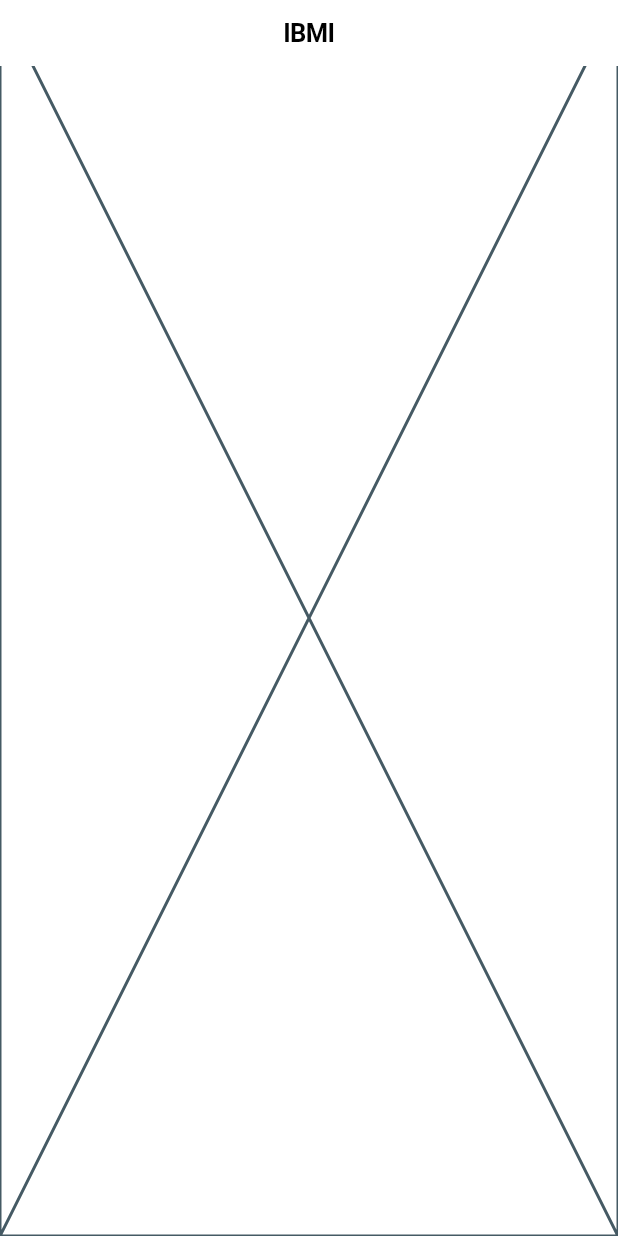
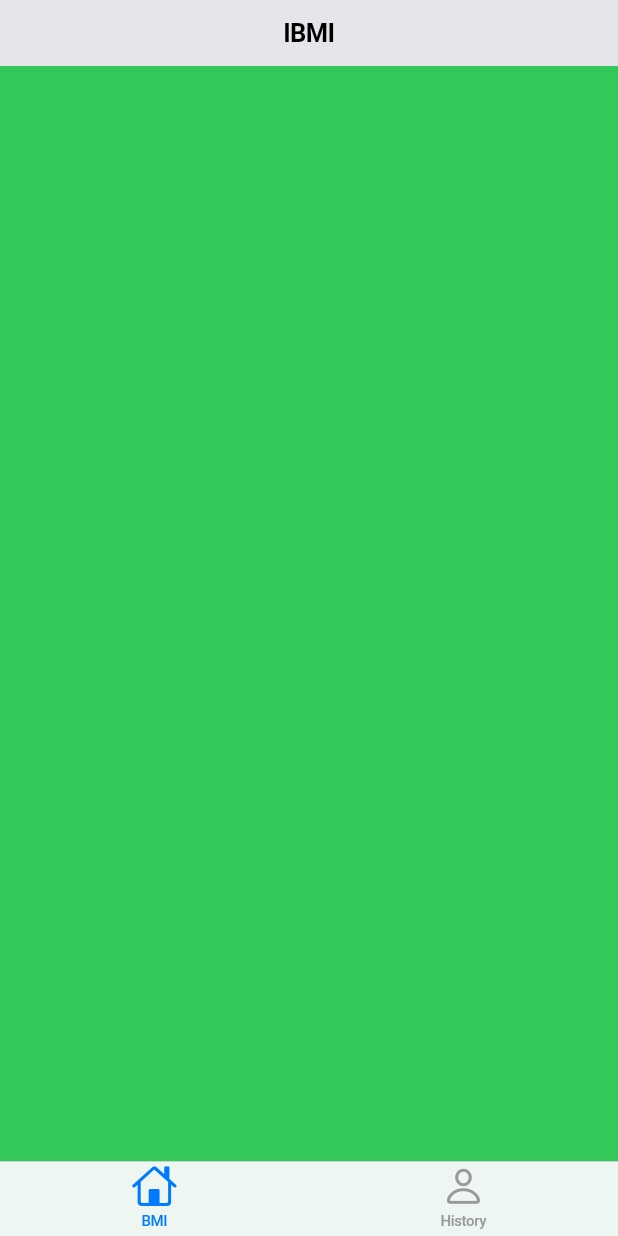
Before and after one commit to mjhabib/Flutter_Remake_Angela.Yu_Stephen.Grider_Hussain.Mustafa, a Flutter app: the screen it shows after launch, on a phone screen of 412 x 824 dp. Run offline on Flutter 3.47's test engine with Material 3 defaults, Android fonts, the phone set to English and light mode, and no system bars; our stand-ins replace animated_text_kit, audioplayers, cloud_firestore, dio, file_picker, firebase_auth and 7 more; accounts and stored records are empty; generated files the repository leaves out were written again.

Commit message:
Add CupertinoTabScaffold, CupertinoTabBar, BottomNavigationBarItem, CupertinoTabView & CupertinoThemeData

```diff
--- a/day_22_ibmi_app_with_cupertino/lib/main.dart
+++ b/day_22_ibmi_app_with_cupertino/lib/main.dart
@@ -11,6 +11,9 @@ class MainApp extends StatelessWidget {
   @override
   Widget build(BuildContext context) {
     return CupertinoApp(
+      theme: const CupertinoThemeData(
+        scaffoldBackgroundColor: CupertinoColors.lightBackgroundGray,
+      ),
       title: 'IBMI App',
       initialRoute: '/',
       routes: {'/': (p0) => MainScreen()},
--- /dev/null
+++ b/day_22_ibmi_app_with_cupertino/lib/screens/bmi_screen.dart
@@ -0,0 +1,17 @@
+import 'package:flutter/cupertino.dart';
+
+class BMIScreen extends StatefulWidget {
+  const BMIScreen({super.key});
+
+  @override
+  State<BMIScreen> createState() => _BMIScreenState();
+}
+
+class _BMIScreenState extends State<BMIScreen> {
+  @override
+  Widget build(BuildContext context) {
+    return CupertinoPageScaffold(
+      child: Container(color: CupertinoColors.activeGreen),
+    );
+  }
+}
--- /dev/null
+++ b/day_22_ibmi_app_with_cupertino/lib/screens/history_screen.dart
@@ -0,0 +1,17 @@
+import 'package:flutter/cupertino.dart';
+
+class HistoryScreen extends StatefulWidget {
+  const HistoryScreen({super.key});
+
+  @override
+  State<HistoryScreen> createState() => _HistoryScreenState();
+}
+
+class _HistoryScreenState extends State<HistoryScreen> {
+  @override
+  Widget build(BuildContext context) {
+    return CupertinoPageScaffold(
+      child: Container(color: CupertinoColors.systemYellow),
+    );
+  }
+}
--- a/day_22_ibmi_app_with_cupertino/lib/screens/main_screen.dart
+++ b/day_22_ibmi_app_with_cupertino/lib/screens/main_screen.dart
@@ -1,4 +1,7 @@
 import 'package:flutter/cupertino.dart';
+
+import 'package:ibmi_app/screens/bmi_screen.dart';
+import 'package:ibmi_app/screens/history_screen.dart';
 
 class MainScreen extends StatefulWidget {
   const MainScreen({super.key});
@@ -8,11 +11,35 @@ class MainScreen extends StatefulWidget {
 }
 
 class _MainScreenState extends State<MainScreen> {
+  final List<Widget> tabs = [BMIScreen(), HistoryScreen()];
+
   @override
   Widget build(BuildContext context) {
     return CupertinoPageScaffold(
-      navigationBar: CupertinoNavigationBar(middle: Text('IBMI')),
-      child: const Placeholder(),
+      navigationBar: CupertinoNavigationBar(
+        middle: Text('IBMI', style: TextStyle(color: CupertinoColors.black)),
+      ),
+      child: CupertinoTabScaffold(
+        tabBar: CupertinoTabBar(
+          items: [
+            BottomNavigationBarItem(
+              icon: Icon(CupertinoIcons.home),
+              label: 'BMI',
+            ),
+            BottomNavigationBarItem(
+              icon: Icon(CupertinoIcons.person),
+              label: 'History',
+            ),
+          ],
+        ),
+        tabBuilder: (context, index) {
+          return CupertinoTabView(
+            builder: (context) {
+              return tabs[index];
+            },
+          );
+        },
+      ),
     );
   }
 }
```
